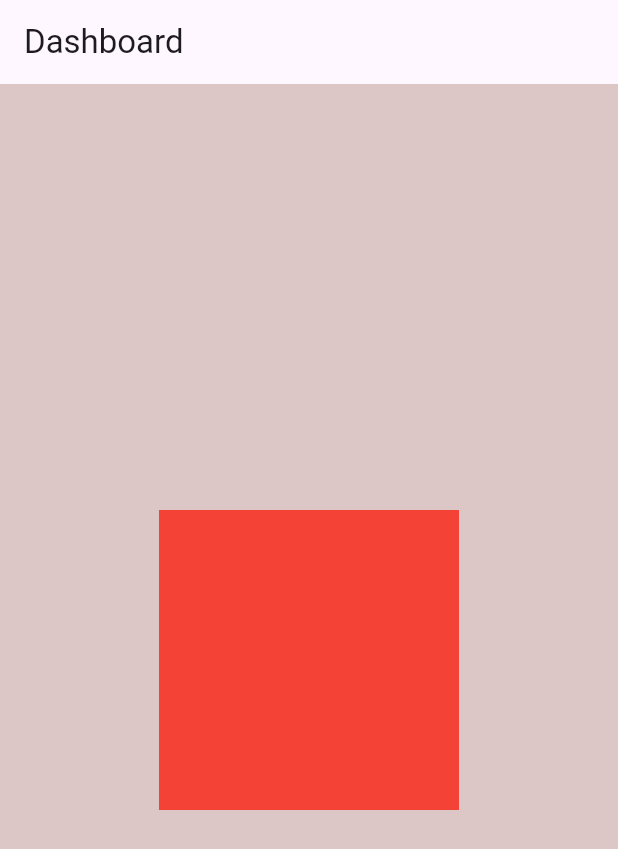
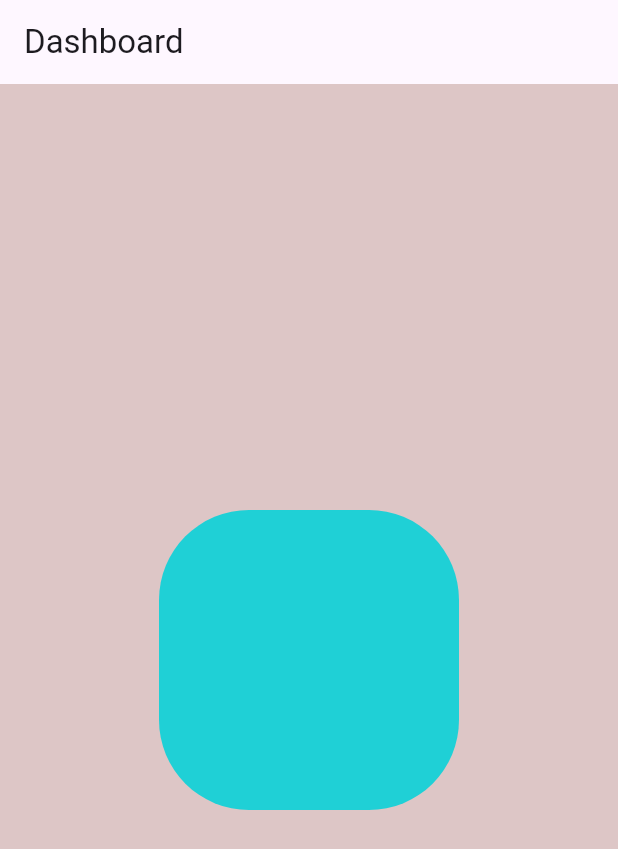
Before and after one commit to Foysalrabby/Classpractice33, a Flutter app: the screen it shows after launch, on a phone screen of 412 x 824 dp. Shown: the top 849 px of the screen. Run offline on Flutter 3.47's test engine with Material 3 defaults, Android fonts, the phone set to English and light mode, and no system bars.

Commit message:
use borderradius

```diff
--- a/customclass/lib/main.dart
+++ b/customclass/lib/main.dart
@@ -35,7 +35,11 @@
        child: Container(
        width: 200,
        height: 200,
-       color: Colors.red,
+       decoration: BoxDecoration(
+       color: Color.fromARGB(255, 31, 208, 214),
+       borderRadius: BorderRadius.circular(60),
+       ),
+
 
        ),
 
```
